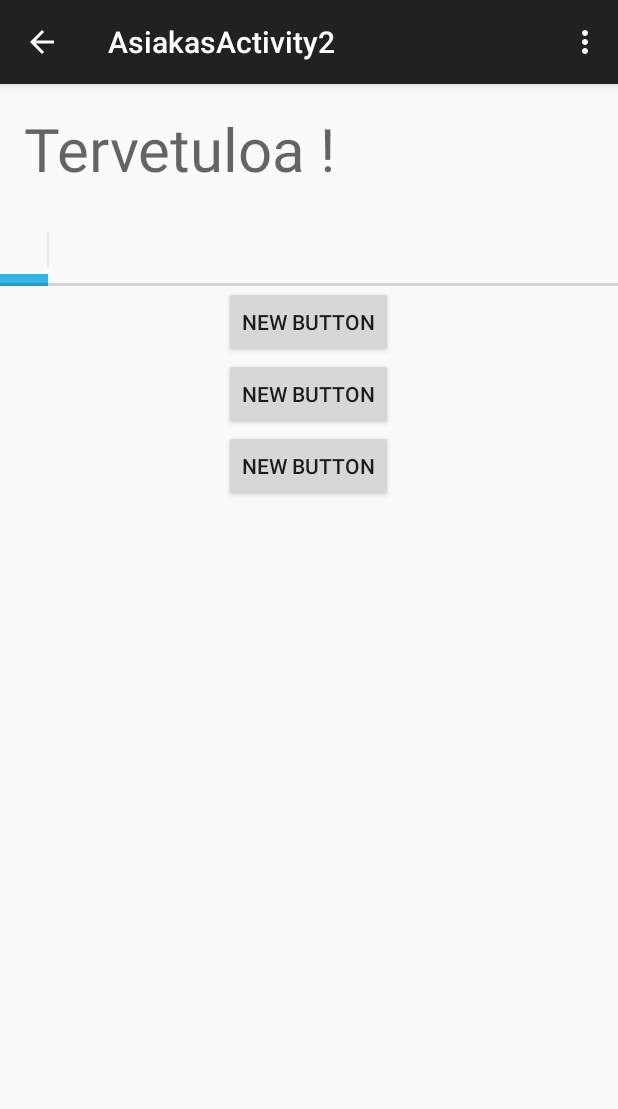
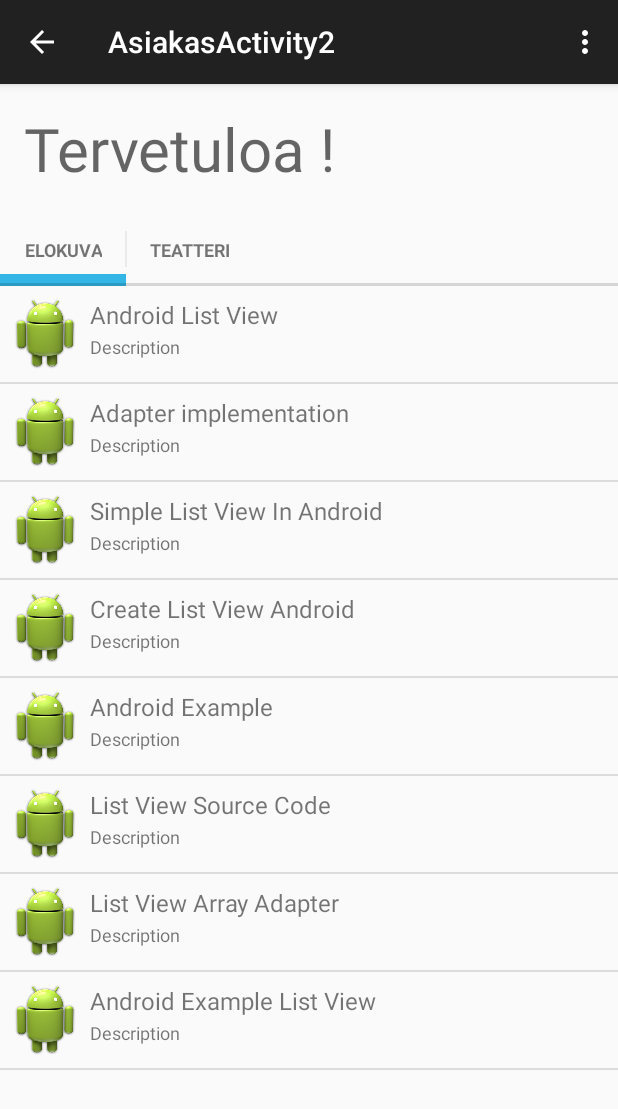
Before and after one commit to MattiLiikala/LippuVaraaja, an Android app: the screen it shows after launch (AsiakasActivity2), after a tap on "KIRJAUDU", on a phone screen of 412 x 824 dp. Shown: the top 1109 px of the screen. Run offline under Robolectric (Android 15) with nearby library versions, the phone set to English and light mode, and no system bars.

Commit message:
elokuvafragmenttiin lista

```diff
--- a/app/src/main/java/com/example/matti/lippuvaraaja/Adapteri.java
+++ b/app/src/main/java/com/example/matti/lippuvaraaja/Adapteri.java
@@ -8,12 +8,18 @@ import android.support.v4.app.FragmentPagerAdapter;
 import java.util.ArrayList;
 
 public class Adapteri extends FragmentPagerAdapter {
-   private ArrayList<Fragment> fragments;
+   private ArrayList<android.support.v4.app.Fragment> fragments;
+    private static final int ELOKUVA = 0;
+    private static final int TEATTERI = 1;
+    private static final String ELOKUVA_OTSIKKO = "ELOKUVA";
+    private static final String TEATTERI_OTSIKKO = "TEATTERI";
 
     public Adapteri(FragmentManager fm, ArrayList<Fragment> fragments) {
         super(fm);
         this.fragments=fragments;
     }
+
+
 
     @Override
     public int getCount() {
@@ -21,24 +27,26 @@ public class Adapteri extends FragmentPagerAdapter {
     }
 
     @Override
-    public Fragment getItem(int position) {
+    public android.support.v4.app.Fragment getItem(int position) {
         return fragments.get(position);
     }
-/*
+
     public CharSequence getPageTitle(int position) {
         switch (position) {
-            case CHAT:
-                return UI_TAB_CHAT;
-            case FIND:
-                return UI_TAB_FIND;
+            case ELOKUVA:
+                return ELOKUVA_OTSIKKO;
+            case TEATTERI:
+                return TEATTERI_OTSIKKO;
+            /*
             case MEET:
                 return UI_TAB_MEET;
             case PARTY:
                 return UI_TAB_PARTY;
+                */
             default:
                 break;
         }
         return null;
     }
-    */
+
 }
--- a/app/src/main/java/com/example/matti/lippuvaraaja/AsiakasActivity2.java
+++ b/app/src/main/java/com/example/matti/lippuvaraaja/AsiakasActivity2.java
@@ -3,7 +3,7 @@ package com.example.matti.lippuvaraaja;
 import android.app.Activity;
 import android.content.Intent;
 import android.os.Bundle;
-import android.support.v4.app.Fragment;
+import android.app.Fragment;
 import android.support.v4.app.FragmentActivity;
 import android.support.v4.app.FragmentManager;
 import android.support.v4.app.FragmentTransaction;
@@ -44,7 +44,7 @@ public class AsiakasActivity2 extends ActionBarActivity {
         ViewPager viewPager = (ViewPager) findViewById(R.id.viewpager);
 
         // create a fragment list in order.
-        ArrayList<Fragment> fragments = new ArrayList<>();
+        ArrayList<android.support.v4.app.Fragment> fragments = new ArrayList<>();
         fragments.add(new ElokuvaFragment());
         fragments.add(new TeatteriFragment());
 
@@ -54,7 +54,7 @@ public class AsiakasActivity2 extends ActionBarActivity {
         FragmentManager manager = getSupportFragmentManager();
         Adapteri adapteri =new Adapteri(manager, fragments);
         viewPager.setAdapter(adapteri);
-       // slidingTabLayout.setDistributeEvenly(true);
+        slidingTabLayout.setDistributeEvenly(true);
         slidingTabLayout.setViewPager(viewPager);
 
     }
--- a/app/src/main/java/com/example/matti/lippuvaraaja/ElokuvaFragment.java
+++ b/app/src/main/java/com/example/matti/lippuvaraaja/ElokuvaFragment.java
@@ -1,18 +1,74 @@
 package com.example.matti.lippuvaraaja;
 
+import android.support.v4.app.ListFragment;
 import android.os.Bundle;
 import android.support.v4.app.Fragment;
 import android.view.LayoutInflater;
 import android.view.View;
 import android.view.ViewGroup;
+import android.widget.AdapterView;
+import android.widget.ArrayAdapter;
+import android.widget.ListView;
+import android.widget.Toast;
 
 /**
  * Created by Sami on 19.3.2015.
  */
-public class ElokuvaFragment extends Fragment {
+public class ElokuvaFragment extends ListFragment {
+    ListView listView;
     @Override
     public View onCreateView(LayoutInflater inflater, ViewGroup container, Bundle savedInstanceState) {
         // Inflate the layout for this fragment
-        return inflater.inflate(R.layout.fragment_elokuva, container, false);
+       View elokuvaFragmentView = inflater.inflate(R.layout.fragment_elokuva, container, false);
+
+        /* Get ListView object from xml */
+        listView = (ListView) elokuvaFragmentView.findViewById(android.R.id.list);
+
+
+        // Defined Array values to show in ListView
+        String[] values = new String[] { "Android List View",
+                "Adapter implementation",
+                "Simple List View In Android",
+                "Create List View Android",
+                "Android Example",
+                "List View Source Code",
+                "List View Array Adapter",
+                "Android Example List View"
+        };
+
+        // Define a new Adapter
+        // First parameter - Context
+        // Second parameter - Layout for the row
+        // Third parameter - ID of the TextView to which the data is written
+        // Forth - the Array of data
+
+        ArrayAdapter<String> adapter = new ArrayAdapter<>(getActivity(), R.layout.list_item_titanic, R.id.firstLine, values);
+
+
+        // Assign adapter to ListView
+        listView.setAdapter(adapter);
+
+        // ListView Item Click Listener
+        listView.setOnItemClickListener(new AdapterView.OnItemClickListener() {
+
+            @Override
+            public void onItemClick(AdapterView<?> parent, View view,
+                                    int position, long id) {
+
+                // ListView Clicked item index
+                int itemPosition     = position;
+
+                // ListView Clicked item value
+                String  itemValue    = (String) listView.getItemAtPosition(position);
+
+                // Show Alert
+                Toast.makeText(getActivity().getApplicationContext(),
+                        "Position :"+itemPosition+"  ListItem : " +itemValue , Toast.LENGTH_LONG)
+                        .show();
+
+            }
+
+        });
+        return elokuvaFragmentView;
     }
 }
--- a/app/src/main/java/com/example/matti/lippuvaraaja/SlidingTabLayout.java
+++ b/app/src/main/java/com/example/matti/lippuvaraaja/SlidingTabLayout.java
@@ -179,7 +179,7 @@ public class SlidingTabLayout extends HorizontalScrollView {
     }
 
     private void populateTabStrip() {
-        final PagerAdapter adapter = mViewPager.getAdapter();
+        final Adapteri adapter = (Adapteri) mViewPager.getAdapter();
         final View.OnClickListener tabClickListener = new TabClickListener();
 
         for (int i = 0; i < adapter.getCount(); i++) {
--- a/app/src/main/java/com/example/matti/lippuvaraaja/view/SlidingTabLayout.java
+++ b/app/src/main/java/com/example/matti/lippuvaraaja/view/SlidingTabLayout.java
@@ -63,6 +63,7 @@ public class SlidingTabLayout extends HorizontalScrollView {
     private ViewPager.OnPageChangeListener mViewPagerPageChangeListener;
 
     private final SlidingTabStrip mTabStrip;
+    private boolean mDistributeEvenly;
 
     public SlidingTabLayout(Context context) {
         this(context, null);
@@ -103,6 +104,10 @@ public class SlidingTabLayout extends HorizontalScrollView {
      */
     public void setSelectedIndicatorColors(int... colors) {
         mTabStrip.setSelectedIndicatorColors(colors);
+    }
+
+    public void setDistributeEvenly(boolean distributeEvenly) {
+        mDistributeEvenly = distributeEvenly;
     }
 
     /**
--- a/app/src/main/res/layout/fragment_elokuva.xml
+++ b/app/src/main/res/layout/fragment_elokuva.xml
@@ -3,24 +3,10 @@
     android:orientation="vertical" android:layout_width="match_parent"
     android:layout_height="match_parent">
 
-    <Button
-        android:layout_width="wrap_content"
-        android:layout_height="wrap_content"
-        android:text="New Button"
-        android:id="@+id/button2"
-        android:layout_gravity="center_horizontal" />
 
-    <Button
-        android:layout_width="wrap_content"
-        android:layout_height="wrap_content"
-        android:text="New Button"
-        android:id="@+id/button3"
-        android:layout_gravity="center_horizontal" />
-
-    <Button
-        android:layout_width="wrap_content"
-        android:layout_height="wrap_content"
-        android:text="New Button"
-        android:id="@+id/button4"
+    <ListView
+        android:layout_width="match_parent"
+        android:layout_height="match_parent"
+        android:id="@android:id/list"
         android:layout_gravity="center_horizontal" />
 </LinearLayout>
--- /dev/null
+++ b/app/src/main/res/layout/list_item_titanic.xml
@@ -0,0 +1,43 @@
+<?xml version="1.0" encoding="utf-8"?>
+<RelativeLayout xmlns:android="http://schemas.android.com/apk/res/android"
+    android:layout_width="fill_parent"
+    android:layout_height="?android:attr/listPreferredItemHeight"
+    android:padding="6dip"
+    android:id="@+id/titanicRivi">
+
+    <ImageView
+        android:id="@+id/icon"
+        android:layout_width="wrap_content"
+        android:layout_height="fill_parent"
+        android:layout_alignParentBottom="true"
+        android:layout_alignParentTop="true"
+        android:layout_marginRight="6dip"
+        android:contentDescription="TODO"
+        android:src="@drawable/ic_launcher" />
+
+    <TextView
+        android:id="@+id/secondLine"
+        android:layout_width="fill_parent"
+        android:layout_height="26dip"
+        android:layout_alignParentBottom="true"
+        android:layout_alignParentRight="true"
+        android:layout_toRightOf="@id/icon"
+        android:ellipsize="marquee"
+        android:singleLine="true"
+        android:text="Description"
+        android:textSize="12sp" />
+
+    <TextView
+        android:id="@+id/firstLine"
+        android:layout_width="fill_parent"
+        android:layout_height="wrap_content"
+        android:layout_above="@id/secondLine"
+        android:layout_alignParentRight="true"
+        android:layout_alignParentTop="true"
+        android:layout_alignWithParentIfMissing="true"
+        android:layout_toRightOf="@id/icon"
+        android:gravity="center_vertical"
+        android:text=""
+        android:textSize="16sp" />
+
+</RelativeLayout>
```
